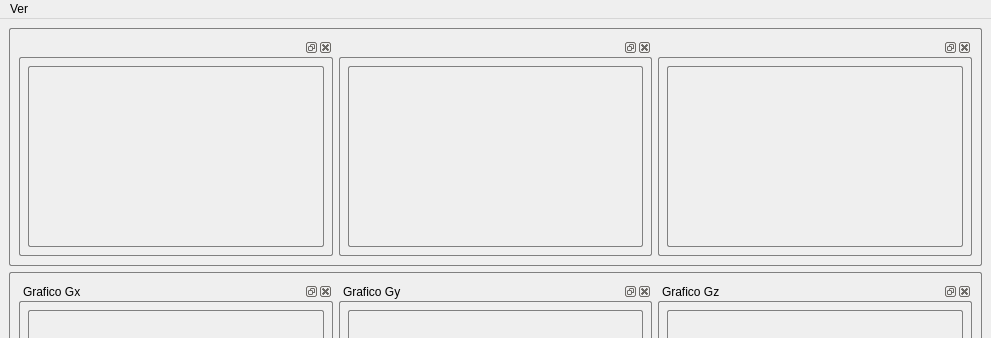
First picture: the form in graficos.ui, repository Yagord/Interfaz-QT-MPU-6050, before the edit; both pictures show x 0 to 991 and y 0 to 338 of the 991 by 541 pixel window.
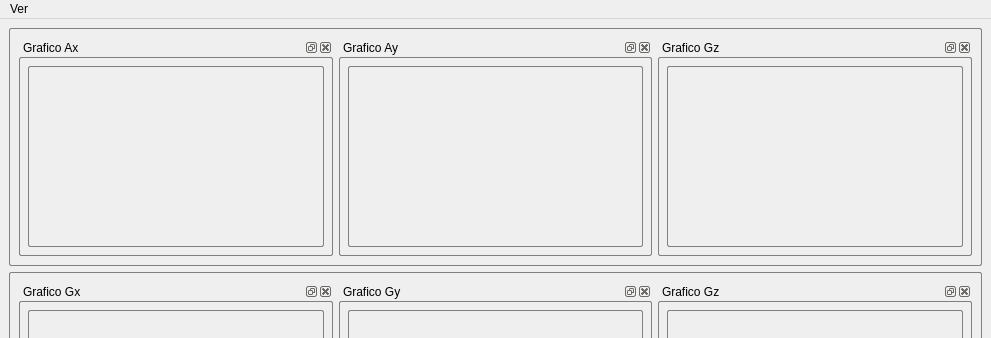
Second picture: the form after the edit. Custom widgets are drawn as their Qt base class.

Commit message: Cambio de Rangos Graficos

Diff of the .ui file:
```diff
--- a/graficos.ui
+++ b/graficos.ui
@@ -38,6 +38,9 @@
       <layout class="QHBoxLayout" name="horizontalLayout_2">
        <item>
         <widget class="QDockWidget" name="dockWidgetAx">
+         <property name="windowTitle">
+          <string>Grafico Ax</string>
+         </property>
          <widget class="QWidget" name="dockWidgetLayoutAx">
           <layout class="QGridLayout" name="gridLayout">
            <item row="0" column="0">
@@ -49,6 +52,9 @@
        </item>
        <item>
         <widget class="QDockWidget" name="dockWidgetAy">
+         <property name="windowTitle">
+          <string>Grafico Ay</string>
+         </property>
          <widget class="QWidget" name="dockWidgetLayoutAy">
           <layout class="QGridLayout" name="gridLayout_2">
            <item row="0" column="0">
@@ -60,6 +66,9 @@
        </item>
        <item>
         <widget class="QDockWidget" name="dockWidgetAz">
+         <property name="windowTitle">
+          <string>Grafico Gz</string>
+         </property>
          <widget class="QWidget" name="dockWidgetLayoutAz">
           <layout class="QGridLayout" name="gridLayout_3">
            <item row="0" column="0">
```
The commit also changes 2 other files.
